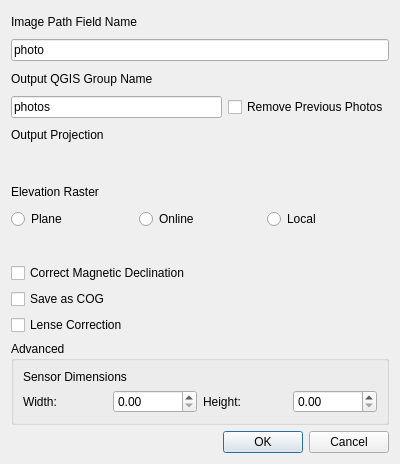
The window that qgis_camera2geo/camera2geo_dialog_base.ui (cankanoa/camera2geo) describes before a commit, drawn with Qt 5.
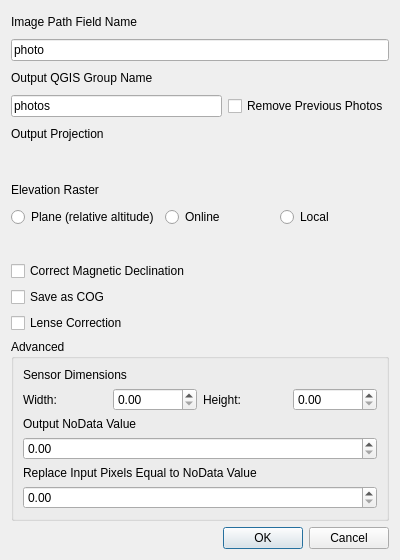
The same window after the commit. Custom widgets are drawn as their Qt base class.

Commit message:
Add metadata handling and UI improvements to Camera2Geo.
Introduce metadata extraction via a new Exiv2 backend utility for handling image metadata. Update UI to support additional options including NoData value management and related configurations. Enhance error handling and improve logging for processing pipeline tasks.

Diff of the .ui file:
```diff
--- a/qgis_camera2geo/camera2geo_dialog_base.ui
+++ b/qgis_camera2geo/camera2geo_dialog_base.ui
@@ -10,7 +10,7 @@
     <x>0</x>
     <y>0</y>
     <width>400</width>
-    <height>464</height>
+     <height>560</height>
    </rect>
   </property>
   <property name="minimumSize">
@@ -22,7 +22,7 @@
   <property name="maximumSize">
    <size>
     <width>16777215</width>
-    <height>464</height>
+     <height>560</height>
    </size>
   </property>
   <property name="windowTitle">
@@ -90,7 +90,7 @@
      <item>
       <widget class="QRadioButton" name="elevPlaneRadio">
        <property name="text">
-        <string>Plane</string>
+        <string>Plane (relative altitude)</string>
        </property>
        <attribute name="buttonGroup">
         <string notr="true">buttonGroup</string>
@@ -189,6 +189,30 @@
         </item>
        </layout>
       </item>
+      <item>
+       <widget class="QLabel" name="label_8">
+        <property name="text">
+         <string>Output NoData Value</string>
+        </property>
+       </widget>
+      </item>
+      <item>
+       <widget class="QgsDoubleSpinBox" name="noDataValueSpin"/>
+      </item>
+      <item>
+       <widget class="QLabel" name="label_9">
+        <property name="text">
+         <string>Replace Input Pixels Equal to NoData Value</string>
+        </property>
+       </widget>
+      </item>
+      <item>
+       <widget class="QgsDoubleSpinBox" name="replaceNoDataValueSpin">
+        <property name="clearValue">
+         <double>0.000000000000000</double>
+        </property>
+       </widget>
+      </item>
      </layout>
     </widget>
    </item>
```
Lines whose indentation alone changed are shown as unchanged. The commit also changes 16 other files.
